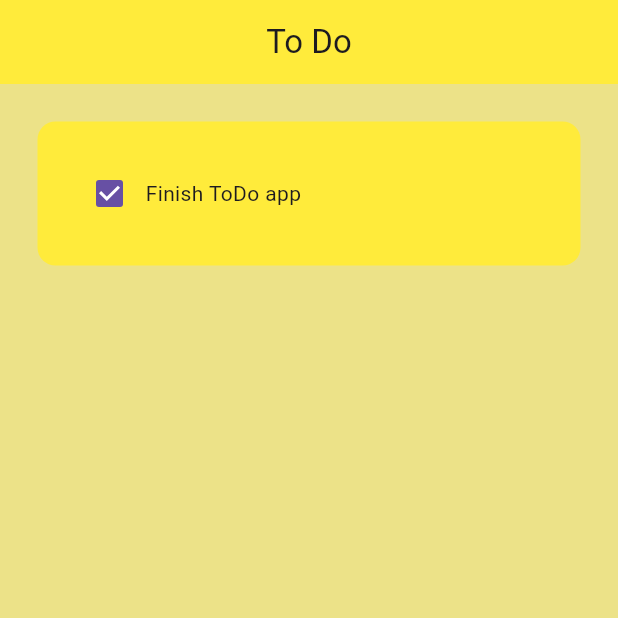
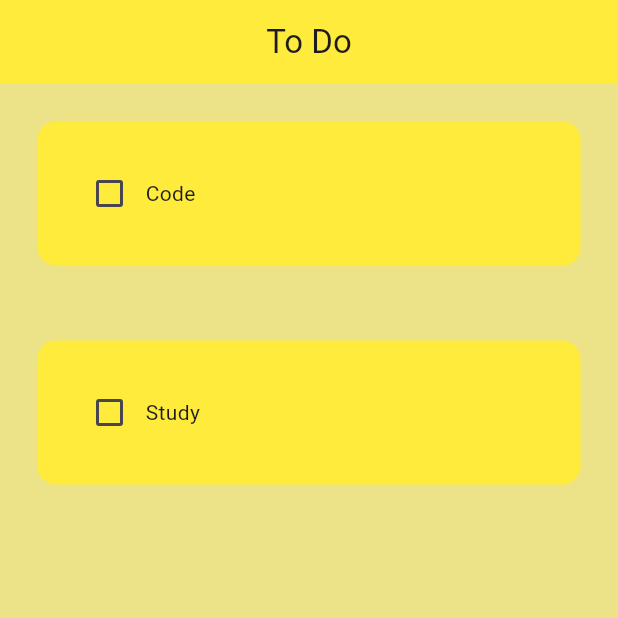
Before and after one commit to mar-vyn23/todo, a Flutter app: the screen it shows after launch, on a phone screen of 412 x 824 dp, the top half of it. Run offline on Flutter 3.47's test engine with Material 3 defaults, Android fonts, the phone set to English and light mode, and no system bars.

Commit message:
feat: convert HomePage to StatefulWidget and implement task list functionality

```diff
--- a/lib/pages/homepage.dart
+++ b/lib/pages/homepage.dart
@@ -1,10 +1,28 @@
 import 'package:flutter/material.dart';
 import 'package:todo/utils/todo_tile.dart';
 
-class HomePage extends StatelessWidget{
+class HomePage extends StatefulWidget{
   HomePage({super.key}){
     debugPrint("Todo App created");
   }
+
+  @override
+  State<HomePage> createState() => _HomePageState();
+}
+
+class _HomePageState extends State<HomePage> {
+  // list to do tasks
+  List toDolist = [
+    ["Code", false],
+    ["Study", false],
+  ];
+
+  void checkBoxchanged(bool? value, int index){
+    setState(() {
+      toDolist[index][1] = !toDolist[index][1];
+    });
+  }
+
 
   @override
   Widget build(BuildContext context){
@@ -18,16 +36,16 @@ class HomePage extends StatelessWidget{
           elevation: 0,
         ),
         backgroundColor: const Color.fromARGB(255, 236, 226, 136),
-        body: ListView(
-          children: [
-            TodoTile(
-              taskName: "Finish ToDo app",
-              taskCompleted: true,
-              onChanged: (p0){},
-            ),
-          ],
+        body: ListView.builder(
+          itemCount: toDolist.length,
+          itemBuilder: (context, index) => TodoTile(
+            taskName: toDolist[index][0],
+            taskCompleted: toDolist[index][1],
+            onChanged: (value) => checkBoxchanged(value, index),
         ),
       ),
-    );
+    )
+    )
+    ;
   }
 }
--- a/lib/utils/todo_tile.dart
+++ b/lib/utils/todo_tile.dart
@@ -32,8 +32,6 @@ class TodoTile extends StatelessWidget {
             Text(taskName),
           ],
         ),
-
-
       ),
     );
   }
```
